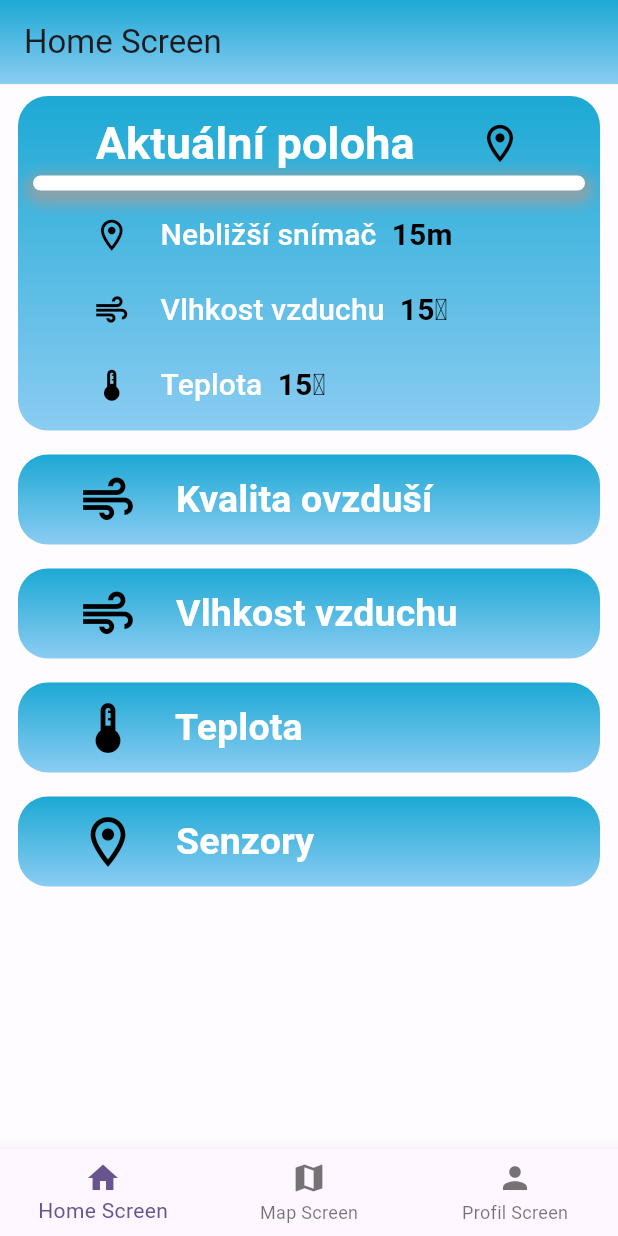
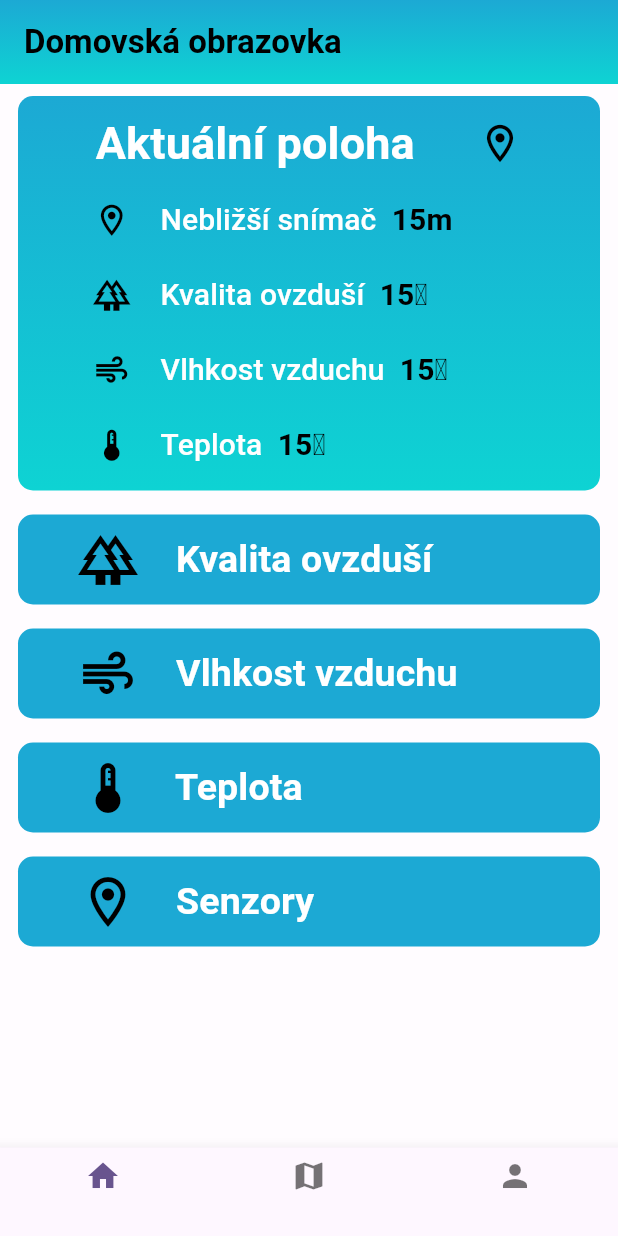
Before and after one commit to czmatejt9/hackathon, a Flutter app: the screen it shows after launch, on a phone screen of 412 x 824 dp. Run offline on Flutter 3.47's test engine with Material 3 defaults, Android fonts, the phone set to English and light mode, and no system bars; our stand-ins replace dio, flutter_map, latlong2, pie_chart; missing offline and left inert: flutter_map_location_marker; network calls fail; statements that could not run were skipped.

Commit message:
shit UI setup

```diff
--- a/frontend/lib/screens/home_screen.dart
+++ b/frontend/lib/screens/home_screen.dart
@@ -21,13 +21,13 @@ class _HomeScreenState extends State<HomeScreen> {
             onPressed: () {},
             child: Container(
                 decoration: const BoxDecoration(
-                  borderRadius: BorderRadius.all(Radius.circular(20)),
+                  borderRadius: BorderRadius.all(Radius.circular(10)),
                   gradient: LinearGradient(
                       begin: Alignment.topCenter,
                       end: Alignment.bottomCenter,
                       colors: <Color>[
                         Color.fromARGB(255, 28, 169, 212),
-                        Color.fromARGB(255, 139, 204, 242),
+                        Color.fromARGB(255, 14, 211, 211),
                       ]),
                 ),
                 child: Padding(
@@ -52,28 +52,6 @@ class _HomeScreenState extends State<HomeScreen> {
                           )
                         ],
                       ),
-                      Container(
-                        height: 10,
-                        decoration: BoxDecoration(
-                          borderRadius:
-                              const BorderRadius.all(Radius.circular(20)),
-                          gradient: const LinearGradient(
-                              begin: Alignment.topCenter,
-                              end: Alignment.bottomCenter,
-                              colors: <Color>[
-                                Color.fromARGB(255, 255, 255, 255),
-                                Color.fromARGB(255, 255, 255, 255),
-                              ]),
-                          boxShadow: [
-                            BoxShadow(
-                              color: Colors.grey.withOpacity(0.8),
-                              spreadRadius: 5,
-                              blurRadius: 7,
-                              offset: const Offset(0, 4),
-                            ),
-                          ],
-                        ),
-                      ),
                       const Padding(padding: EdgeInsets.only(top: 10)),
                       Row(
                         children: [
@@ -93,6 +71,32 @@ class _HomeScreenState extends State<HomeScreen> {
                           ),
                           Text(
                             teplota.toString() + "m",
+                            style: const TextStyle(
+                                color: Colors.black,
+                                fontSize: 20,
+                                fontWeight: FontWeight.bold),
+                          ),
+                        ],
+                      ),
+                      const Padding(padding: EdgeInsets.only(top: 10)),
+                      Row(
+                        children: [
+                          const Padding(padding: EdgeInsets.all(20)),
+                          const Icon(
+                            Icons.forest_outlined,
+                            color: Colors.black,
+                            size: 25,
+                          ),
+                          const Padding(padding: EdgeInsets.all(10)),
+                          const Text(
+                            "Kvalita ovzduší  ",
+                            style: TextStyle(
+                              color: Colors.white,
+                              fontSize: 20,
+                            ),
+                          ),
+                          Text(
+                            teplota.toString() + "℃",
                             style: const TextStyle(
                                 color: Colors.black,
                                 fontSize: 20,
@@ -165,13 +169,13 @@ class _HomeScreenState extends State<HomeScreen> {
             },
             child: Container(
                 decoration: const BoxDecoration(
-                  borderRadius: BorderRadius.all(Radius.circular(20)),
+                  borderRadius: BorderRadius.all(Radius.circular(10)),
                   gradient: LinearGradient(
                       begin: Alignment.topCenter,
                       end: Alignment.bottomCenter,
                       colors: <Color>[
                         Color.fromARGB(255, 28, 169, 212),
-                        Color.fromARGB(255, 139, 204, 242),
+                        Color.fromARGB(255, 28, 169, 212),
                       ]),
                 ),
                 child: const Padding(
@@ -181,7 +185,7 @@ class _HomeScreenState extends State<HomeScreen> {
                     children: [
                       Padding(padding: EdgeInsets.only(left: 30)),
                       Icon(
-                        Icons.air,
+                        Icons.forest_outlined,
                         size: 40,
                         color: Colors.black,
                       ),
@@ -205,13 +209,13 @@ class _HomeScreenState extends State<HomeScreen> {
             },
             child: Container(
                 decoration: const BoxDecoration(
-                  borderRadius: BorderRadius.all(Radius.circular(20)),
+                  borderRadius: BorderRadius.all(Radius.circular(10)),
                   gradient: LinearGradient(
                       begin: Alignment.topCenter,
                       end: Alignment.bottomCenter,
                       colors: <Color>[
                         Color.fromARGB(255, 28, 169, 212),
-                        Color.fromARGB(255, 139, 204, 242),
+                        Color.fromARGB(255, 28, 169, 212),
                       ]),
                 ),
                 child: const Padding(
@@ -245,13 +249,13 @@ class _HomeScreenState extends State<HomeScreen> {
             },
             child: Container(
                 decoration: const BoxDecoration(
-                  borderRadius: BorderRadius.all(Radius.circular(20)),
+                  borderRadius: BorderRadius.all(Radius.circular(10)),
                   gradient: LinearGradient(
                       begin: Alignment.topCenter,
                       end: Alignment.bottomCenter,
                       colors: <Color>[
                         Color.fromARGB(255, 28, 169, 212),
-                        Color.fromARGB(255, 139, 204, 242),
+                        Color.fromARGB(255, 28, 169, 212),
                       ]),
                 ),
                 child: const Padding(
@@ -280,13 +284,13 @@ class _HomeScreenState extends State<HomeScreen> {
             onPressed: () {},
             child: Container(
                 decoration: const BoxDecoration(
-                  borderRadius: BorderRadius.all(Radius.circular(20)),
+                  borderRadius: BorderRadius.all(Radius.circular(10)),
                   gradient: LinearGradient(
                       begin: Alignment.topCenter,
                       end: Alignment.bottomCenter,
                       colors: <Color>[
                         Color.fromARGB(255, 28, 169, 212),
-                        Color.fromARGB(255, 139, 204, 242),
+                        Color.fromARGB(255, 28, 169, 212),
                       ]),
                 ),
                 child: const Padding(
--- a/frontend/lib/screens/navigation_bar.dart
+++ b/frontend/lib/screens/navigation_bar.dart
@@ -14,9 +14,9 @@ class BottomBar extends StatefulWidget {
 class _BottomBarState extends State<BottomBar> {
   int _selectedScreenIndex = 0;
   final List _screens = [
-    {"screen": HomeScreen(), "title": "Home Screen"},
-    {"screen": MyfutureBuilder(), "title": "Map Screen"},
-    {"screen": ProfilScreen(), "title": "Profil Screen"},
+    {"screen": HomeScreen(), "title": "Domovská obrazovka"},
+    {"screen": MyfutureBuilder(), "title": "Mapa"},
+    {"screen": ProfilScreen(), "title": "Podrobné informace"},
   ];
 
   void _selectScreen(int index) {
@@ -29,7 +29,13 @@ class _BottomBarState extends State<BottomBar> {
   Widget build(BuildContext context) {
     return Scaffold(
       appBar: AppBar(
-        title: Text(_screens[_selectedScreenIndex]["title"]),
+        title: Text(
+          _screens[_selectedScreenIndex]["title"],
+          style: const TextStyle(
+            color: Colors.black,
+            fontWeight: FontWeight.w600,
+          ),
+        ),
         flexibleSpace: Container(
           decoration: const BoxDecoration(
             gradient: LinearGradient(
@@ -37,7 +43,7 @@ class _BottomBarState extends State<BottomBar> {
                 end: Alignment.bottomCenter,
                 colors: <Color>[
                   Color.fromARGB(255, 28, 169, 212),
-                  Color.fromARGB(255, 139, 204, 242),
+                  Color.fromARGB(255, 14, 211, 211),
                 ]),
           ),
         ),
@@ -54,10 +60,9 @@ class _BottomBarState extends State<BottomBar> {
         currentIndex: _selectedScreenIndex,
         onTap: _selectScreen,
         items: const [
-          BottomNavigationBarItem(icon: Icon(Icons.home), label: 'Home Screen'),
-          BottomNavigationBarItem(icon: Icon(Icons.map), label: "Map Screen"),
-          BottomNavigationBarItem(
-              icon: Icon(Icons.person), label: "Profil Screen"),
+          BottomNavigationBarItem(icon: Icon(Icons.home), label: ''),
+          BottomNavigationBarItem(icon: Icon(Icons.map), label: ""),
+          BottomNavigationBarItem(icon: Icon(Icons.person), label: ""),
         ],
       ),
     );
```
